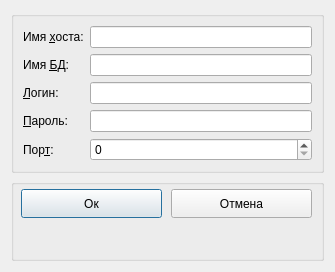
Before: the Qt Designer form Lesson 03/Task1/dbconnectdialog.ui in walterXXXXX/HW_Qt, drawn with Qt 5.
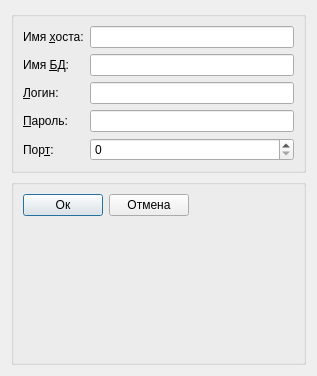
After: the same form once the commit is applied.

Commit message: Fixed layots of window form DBConnectionDialog in Leeson 03

The edit to the form file:
```diff
--- a/Lesson 03/Task1/dbconnectdialog.ui
+++ b/Lesson 03/Task1/dbconnectdialog.ui
@@ -6,8 +6,8 @@
    <rect>
     <x>0</x>
     <y>0</y>
-    <width>335</width>
-    <height>272</height>
+    <width>317</width>
+    <height>376</height>
    </rect>
   </property>
   <property name="windowTitle">
@@ -19,9 +19,21 @@
   <layout class="QVBoxLayout" name="verticalLayout">
    <item>
     <widget class="QGroupBox" name="groupBox_2">
+     <property name="sizePolicy">
+      <sizepolicy hsizetype="Minimum" vsizetype="Fixed">
+       <horstretch>0</horstretch>
+       <verstretch>0</verstretch>
+      </sizepolicy>
+     </property>
      <property name="title">
       <string/>
      </property>
+     <property name="alignment">
+      <set>Qt::AlignLeading|Qt::AlignLeft|Qt::AlignTop</set>
+     </property>
+     <property name="flat">
+      <bool>false</bool>
+     </property>
      <layout class="QFormLayout" name="formLayout">
       <item row="0" column="0">
        <widget class="QLabel" name="lHostName">
@@ -93,6 +105,12 @@
    </item>
    <item>
     <widget class="QGroupBox" name="groupBox">
+     <property name="sizePolicy">
+      <sizepolicy hsizetype="Preferred" vsizetype="Preferred">
+       <horstretch>0</horstretch>
+       <verstretch>0</verstretch>
+      </sizepolicy>
+     </property>
      <property name="layoutDirection">
       <enum>Qt::LeftToRight</enum>
      </property>
@@ -102,32 +120,48 @@
      <property name="alignment">
       <set>Qt::AlignRight|Qt::AlignTop|Qt::AlignTrailing</set>
      </property>
+     <layout class="QGridLayout" name="gridLayout">
+      <item row="0" column="2">
+       <spacer name="horizontalSpacer">
+        <property name="orientation">
+         <enum>Qt::Horizontal</enum>
+        </property>
+        <property name="sizeHint" stdset="0">
+         <size>
+          <width>90</width>
+          <height>20</height>
+         </size>
+        </property>
+       </spacer>
+      </item>
+      <item row="0" column="0">
      <widget class="QPushButton" name="pushButton">
-      <property name="geometry">
-       <rect>
-        <x>10</x>
-        <y>10</y>
-        <width>141</width>
-        <height>29</height>
-       </rect>
-      </property>
       <property name="text">
        <string>Ок</string>
       </property>
      </widget>
+      </item>
+      <item row="0" column="1">
      <widget class="QPushButton" name="pushButton_2">
-      <property name="geometry">
-       <rect>
-        <x>160</x>
-        <y>10</y>
-        <width>141</width>
-        <height>29</height>
-       </rect>
-      </property>
       <property name="text">
        <string>Отмена</string>
       </property>
      </widget>
+      </item>
+      <item row="1" column="2">
+       <spacer name="verticalSpacer">
+        <property name="orientation">
+         <enum>Qt::Vertical</enum>
+        </property>
+        <property name="sizeHint" stdset="0">
+         <size>
+          <width>20</width>
+          <height>40</height>
+         </size>
+        </property>
+       </spacer>
+      </item>
+     </layout>
     </widget>
    </item>
   </layout>
```
Lines whose indentation alone changed are shown as unchanged.
